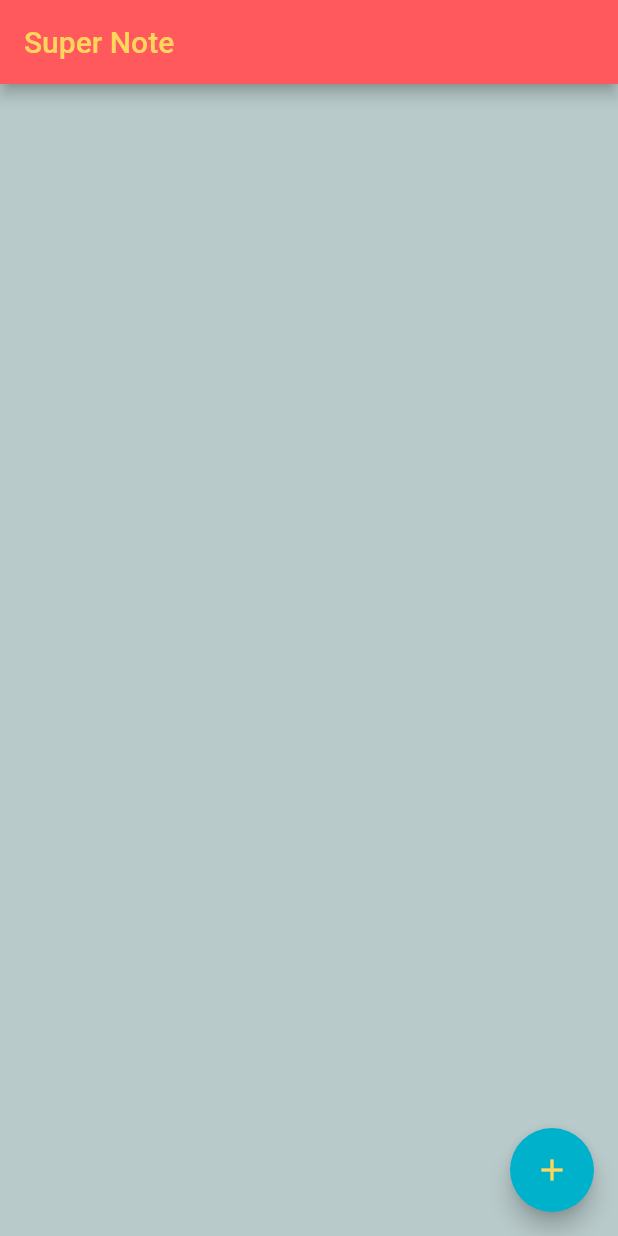
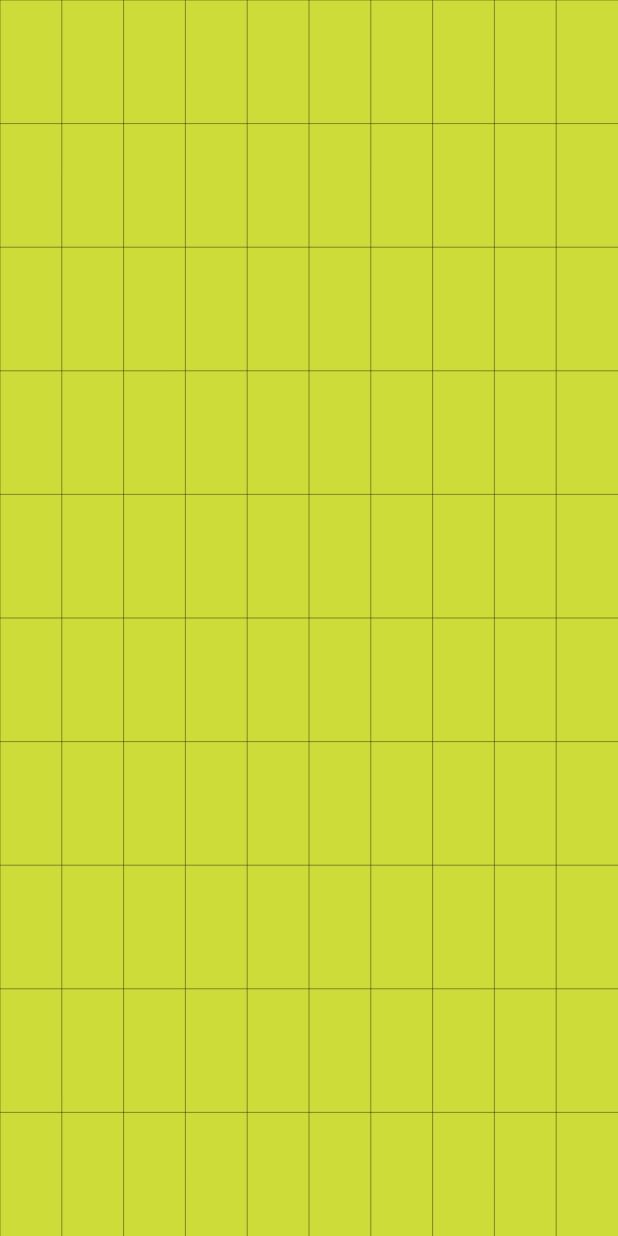
Before and after one commit to maruThree/lovey_dovey, a Flutter app: the screen it shows after launch, on a phone screen of 412 x 824 dp. Run offline on Flutter 3.47's test engine with Material 2 defaults, Android fonts, the light colour scheme and no system bars.

Commit message:
[ADD]Canvas grid

```diff
--- a/lovey_dovey/lib/main.dart
+++ b/lovey_dovey/lib/main.dart
@@ -1,6 +1,6 @@
 import 'package:flutter/material.dart';
-
-import './screens/home.dart';
+import 'package:lovey_dovey/pages/empty.dart';
+import 'package:lovey_dovey/pages/grid.dart';
 
 void main() {
   runApp(const MyApp());
@@ -13,7 +13,9 @@ class MyApp extends StatelessWidget {
   @override
   Widget build(BuildContext context) {
     return MaterialApp(
-      home: Home(),
+      debugShowCheckedModeBanner: false,
+      initialRoute: '/',
+      home: GridPage(),
     );
   }
 }
--- a/lovey_dovey/lib/models/note.dart
+++ /dev/null
@@ -1,33 +0,0 @@
-class Note {
-  int id;
-  String title;
-  String content;
-  String noteColor;
-
-  Note({
-    this.id = 0,
-    this.title = "Note",
-    this.content = "Text",
-    this.noteColor = 'red'
-  });
-
-  Map<String, dynamic> toMap(){
-    Map<String, dynamic> data = Map<String, dynamic>();
-    if(id != 0){
-      data['id'] =id;
-    }
-    data['title'] = title;
-    data['content'] = content;
-    data['noteColor'] = noteColor;
-    return data;
-  }
-
-  @override toString(){
-    return {
-      'id': id,
-      'title': title,
-      'content': content,
-      'noteColor': noteColor
-    }.toString();
-  }
-}
--- /dev/null
+++ b/lovey_dovey/lib/pages/grid.dart
@@ -0,0 +1,16 @@
+import 'package:flutter/material.dart';
+import 'package:lovey_dovey/utils/gridPainter.dart';
+
+class GridPage extends StatelessWidget {
+  const GridPage({Key? key}): super(key: key);
+
+  @override
+  Widget build(BuildContext context){
+    return Scaffold(
+      body: CustomPaint(
+        child: Container(),
+        painter: GridPainter(),
+        ),
+    );
+  }
+}
--- a/lovey_dovey/lib/screens/home.dart
+++ /dev/null
@@ -1,46 +0,0 @@
-import 'package:flutter/material.dart';
-
-import './notes_edit.dart';
-
-const c1 = 0xFFFDFFFC, c2 = 0xFFFF595E, c3 = 0xFF374B4A, c4 = 0xFF00B1CC, c5 = 0xFFFFD65C, c6 = 0xFFB9CACA,
-    c7 = 0x80374B4A, c8 = 0x3300B1CC, c9 = 0xCCFF595E;
-
-class Home extends StatefulWidget{
-  @override
-  _Home createState() => _Home();
-}
-
-class _Home extends State<Home> {
-  @override
-  Widget build(BuildContext context) {
-    return MaterialApp(
-      title: 'Super Note',
-      home: Scaffold(
-        backgroundColor: Color(c6),
-        appBar: AppBar(
-          automaticallyImplyLeading: false,
-          backgroundColor: const Color(c2),
-          brightness: Brightness.dark,
-          title: Text(
-            'Super Note',
-            style: TextStyle(
-              color: const Color(c5),
-            ),
-          ),
-        ),
-        //Floating Button
-        floatingActionButton: FloatingActionButton(
-          child: const Icon(
-            Icons.add,
-            color: const Color(c5),
-          ),
-          tooltip: 'New Notes',
-          backgroundColor: const Color(c4),
-          onPressed:() => {
-            Navigator.push(context, MaterialPageRoute(builder: (context) => NotesEdit()))
-          }
-        )
-      ),
-    );
-  }
-}
--- a/lovey_dovey/pubspec.yaml
+++ b/lovey_dovey/pubspec.yaml
@@ -34,6 +34,7 @@ dependencies:
   # The following adds the Cupertino Icons font to your application.
   # Use with the CupertinoIcons class for iOS style icons.
   cupertino_icons: ^1.0.2
+  share: ^2.0.4
 
 dev_dependencies:
   flutter_test:
```
Also changed, not shown: lovey_dovey/lib/models/notes_database.dart (deleted, +0 -77 lines), lovey_dovey/lib/pages/empty.dart (added, +16 -0 lines), lovey_dovey/lib/screens/notes_edit.dart (deleted, +0 -130 lines), lovey_dovey/lib/theme/note_colors.dart (deleted, +0 -20 lines), lovey_dovey/lib/utils/backgroundPainter.dart (added, +17 -0 lines), lovey_dovey/lib/utils/gridPainter.dart (added, +47 -0 lines).
